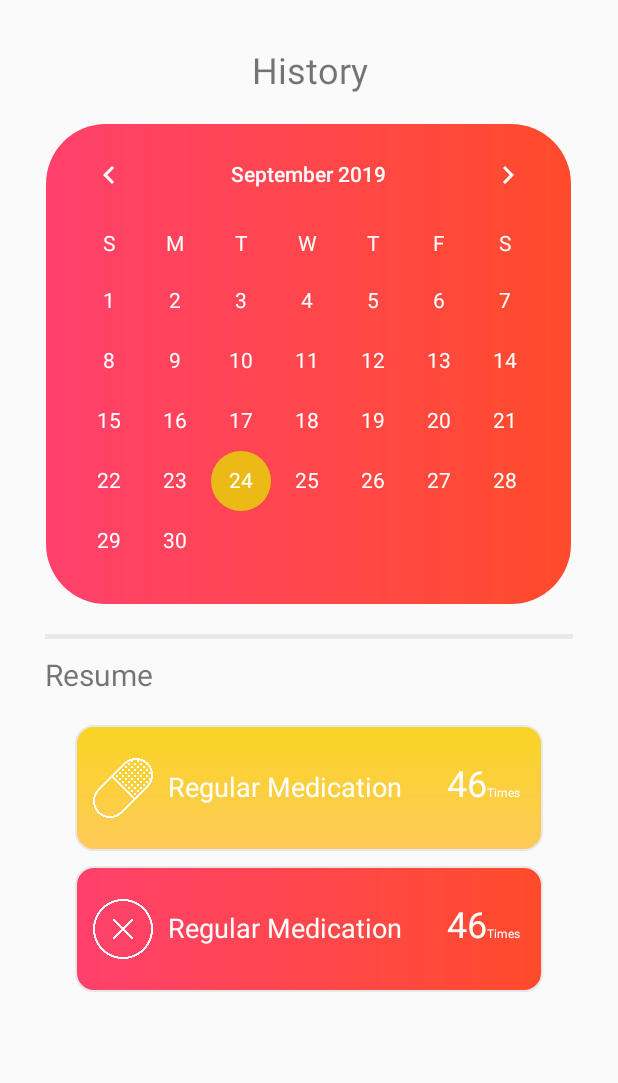
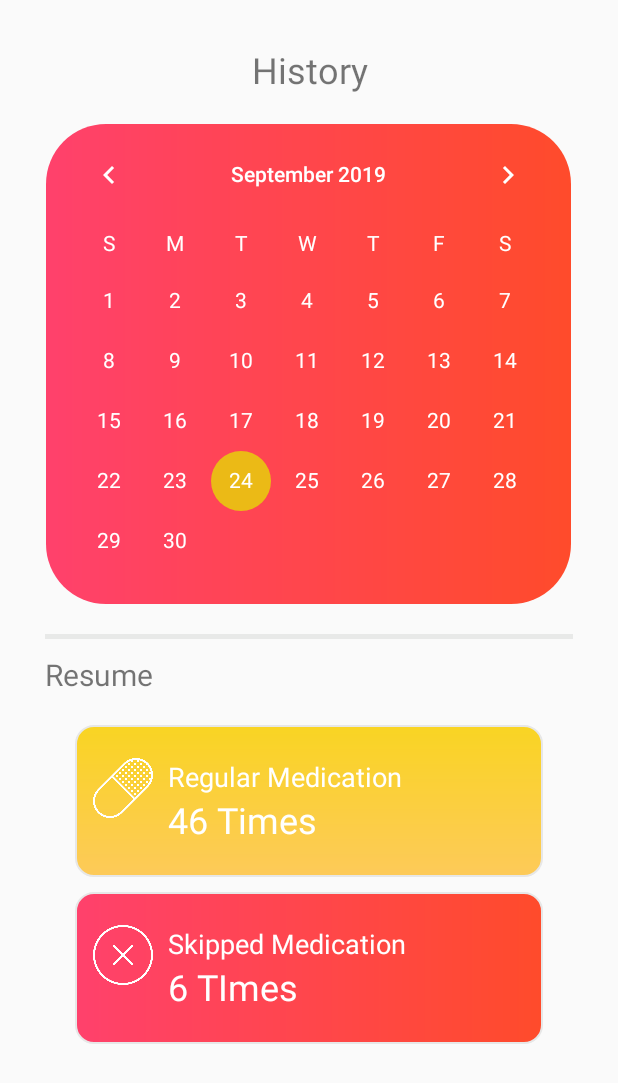
Before and after one commit to nululalbab/Med-Buddies, an Android app: the fragment History shown on its own in the app's theme, on a phone screen of 412 x 824 dp. Shown: the top 1083 px of the screen. Run offline under Robolectric (Android 15) with nearby library versions, the light colour scheme and no system bars.

Commit message:
minor updates

```diff
--- a/app/src/main/res/layout/activity_login.xml
+++ b/app/src/main/res/layout/activity_login.xml
@@ -57,7 +57,8 @@
             android:layout_below="@id/v_separator"
             android:hint="Password"
             android:layout_width="match_parent"
-            android:layout_height="wrap_content" />
+            android:layout_height="wrap_content"
+            android:inputType="textPassword" />
 
     </RelativeLayout>
 
--- a/app/src/main/res/layout/activity_register.xml
+++ b/app/src/main/res/layout/activity_register.xml
@@ -61,7 +61,8 @@
             android:layout_below="@id/v_separator"
             android:hint="Password"
             android:layout_width="match_parent"
-            android:layout_height="wrap_content" />
+            android:layout_height="wrap_content"
+            android:inputType="textPassword" />
         <View
 
             android:id="@+id/v_separator2"
--- a/app/src/main/res/layout/fragment_history.xml
+++ b/app/src/main/res/layout/fragment_history.xml
@@ -82,7 +82,7 @@
                 android:layout_height="wrap_content"
                 android:layout_marginLeft="10dp"
                 android:layout_marginVertical="10dp"
-                android:orientation="horizontal">
+                android:orientation="vertical">
                 <TextView
 
                     android:layout_width="wrap_content"
@@ -92,20 +92,13 @@
                     android:textColor="#fff"
                     />
                 <TextView
-                android:layout_marginLeft="30dp"
+
                 android:layout_width="wrap_content"
                 android:layout_height="wrap_content"
-                android:text="46"
+                android:text="46 Times"
                 android:textSize="24dp"
                 android:textColor="#fff"/>
-                <TextView
-
-                    android:layout_width="wrap_content"
-                    android:layout_height="wrap_content"
-                    android:text="Times"
-                    android:textSize="8dp"
-                    android:textColor="#fff"/>
-            </LinearLayout>
+                </LinearLayout>
         </LinearLayout>
 
 
@@ -130,29 +123,23 @@
                 android:layout_height="wrap_content"
                 android:layout_marginLeft="10dp"
                 android:layout_marginVertical="10dp"
-                android:orientation="horizontal">
+                android:orientation="vertical">
                 <TextView
 
                     android:layout_width="wrap_content"
                     android:layout_height="wrap_content"
-                    android:text="Regular Medication"
+                    android:text="Skipped Medication"
                     android:textSize="18dp"
                     android:textColor="#fff"
                     />
                 <TextView
-                    android:layout_marginLeft="30dp"
-                    android:layout_width="wrap_content"
-                    android:layout_height="wrap_content"
-                    android:text="46"
-                    android:textSize="24dp"
-                    android:textColor="#fff"/>
-                <TextView
 
                     android:layout_width="wrap_content"
                     android:layout_height="wrap_content"
-                    android:text="Times"
-                    android:textSize="8dp"
+                    android:text="6 TImes"
+                    android:textSize="24dp"
                     android:textColor="#fff"/>
+
             </LinearLayout>
         </LinearLayout>
 
--- a/app/src/main/res/values/strings.xml
+++ b/app/src/main/res/values/strings.xml
@@ -4,6 +4,7 @@
     <string name="title_home">Home</string>
     <string name="title_dashboard">Dashboard</string>
     <string name="title_notifications">Notifications</string>
+    <string name="lblPassword">Enter Your Password :</string>
 
     <!-- TODO: Remove or change this placeholder text -->
     <string name="hello_blank_fragment">Hello blank fragment</string>
```
